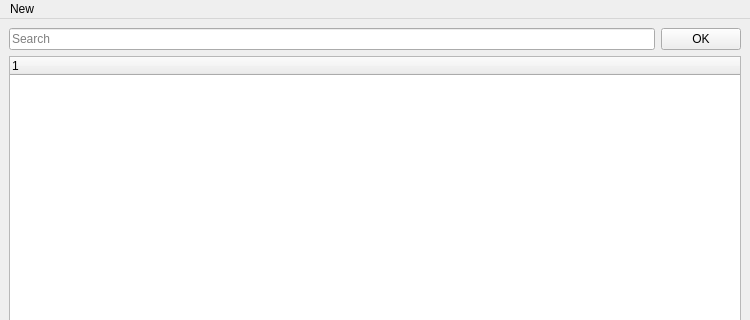
First picture: the form in ui_files/vault/vault.ui, repository Sarim-K/password-manager, before the edit; both pictures show x 0 to 750 and y 0 to 320 of the 750 by 800 pixel window.
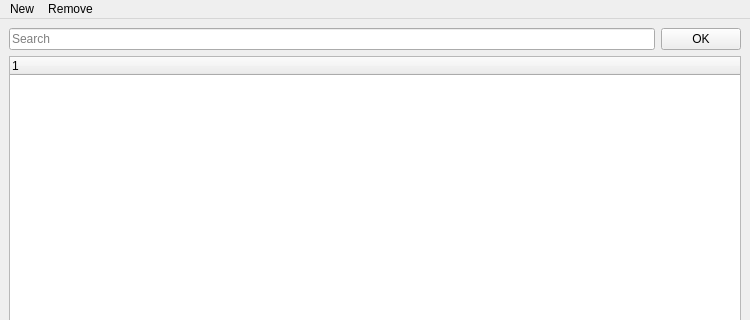
Second picture: the form after the edit.

```diff
--- a/ui_files/vault/vault.ui
+++ b/ui_files/vault/vault.ui
@@ -11,11 +11,17 @@
    </rect>
   </property>
   <property name="sizePolicy">
-   <sizepolicy hsizetype="Preferred" vsizetype="Preferred">
+   <sizepolicy hsizetype="Preferred" vsizetype="MinimumExpanding">
     <horstretch>0</horstretch>
     <verstretch>0</verstretch>
    </sizepolicy>
   </property>
+  <property name="maximumSize">
+   <size>
+    <width>1000</width>
+    <height>1000</height>
+   </size>
+  </property>
   <property name="windowTitle">
    <string>Password Manager - Vault</string>
   </property>
@@ -159,7 +165,15 @@
     <addaction name="newEntry"/>
     <addaction name="newFolder"/>
    </widget>
+   <widget class="QMenu" name="menuRemove">
+    <property name="title">
+     <string>Remove</string>
+    </property>
+    <addaction name="actionRemove_Folder_won_t_remove_contents"/>
+    <addaction name="actionRemove_Entry"/>
+   </widget>
    <addaction name="menuNew"/>
+   <addaction name="menuRemove"/>
   </widget>
   <action name="newEntry">
    <property name="text">
```
Left out of the diff: 12 changed lines with no effect on the pictures.
